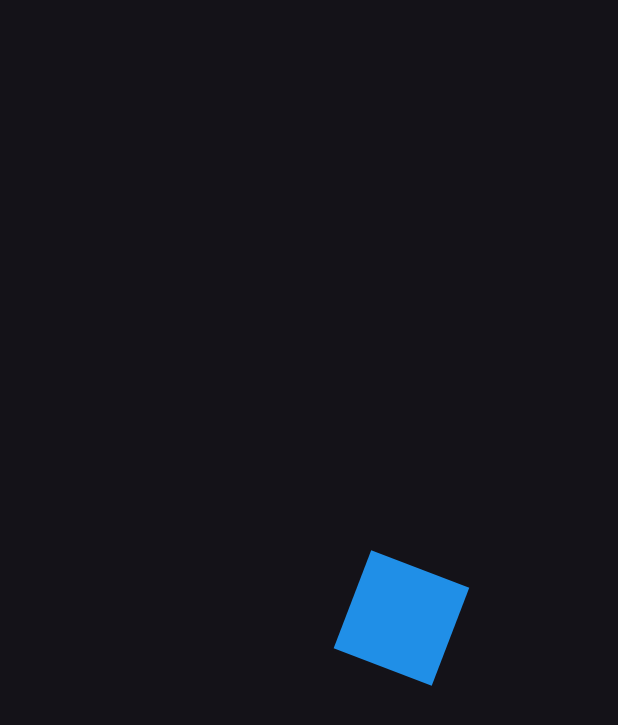
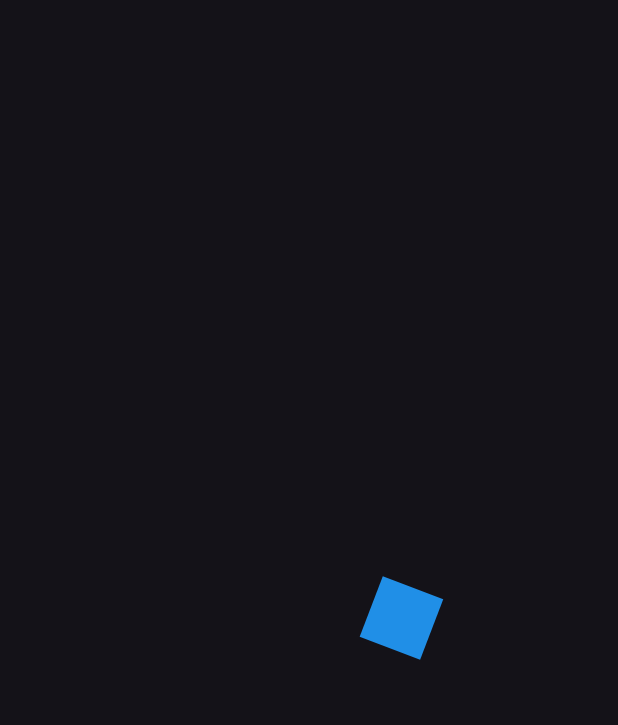
Before and after one commit to max-vigtov/disenos-flutter, a Flutter app: the first screen one second after launch, on a phone screen of 412 x 824 dp. Shown: the top 725 px of the screen. Run offline on Flutter 3.47's test engine with Material 3 defaults, Android fonts, the phone set to English and light mode, and no system bars.

Commit message:
Animation: Rectangle Scale

```diff
--- a/lib/src/pages/animaciones_page.dart
+++ b/lib/src/pages/animaciones_page.dart
@@ -1,5 +1,5 @@
 import 'package:flutter/material.dart';
-import 'dart:math' as Math;
+import 'dart:math' as math;
 
 class AnimacionesPage extends StatelessWidget {
   const AnimacionesPage({super.key});
@@ -17,7 +17,6 @@ class AnimacionesPage extends StatelessWidget {
 class CuadradoAnimado extends StatefulWidget {
   const CuadradoAnimado({super.key});
 
-
   @override
   State<CuadradoAnimado> createState() => _CuadradoAnimadoState();
 }
@@ -28,15 +27,17 @@ class _CuadradoAnimadoState extends State<CuadradoAnimado> with SingleTickerProv
   late Animation<double> rotation;
   late Animation<double> opacity;
   late Animation<double> moveRight;
+  late Animation<double> scale;
 
 
   @override
   void initState() {
+
     controller = AnimationController(
       vsync: this, duration: const Duration(milliseconds: 4000)
     );
 
-    rotation = Tween(begin: 0.0, end: 2 * Math.pi,).animate(
+    rotation = Tween(begin: 0.0, end: 2 * math.pi,).animate(
       CurvedAnimation(parent: controller, curve: Curves.easeOut)
     );
 
@@ -48,9 +49,13 @@ class _CuadradoAnimadoState extends State<CuadradoAnimado> with SingleTickerProv
       CurvedAnimation(parent: controller, curve: Curves.easeOut)
     );
 
+    scale = Tween(begin: 0.0, end: 2.0).animate(
+      CurvedAnimation(parent: controller, curve: Curves.easeOut)
+    );
+
     controller.addListener(() {
      if (controller.status == AnimationStatus.completed ){
-      //controller.reverse();
+      //controller.repeat();
       controller.reset();
      }
     });
@@ -76,7 +81,10 @@ class _CuadradoAnimadoState extends State<CuadradoAnimado> with SingleTickerProv
             angle: rotation.value,
             child: Opacity(
               opacity: opacity.value,
-              child: child,
+              child: Transform.scale(
+                scale: scale.value,
+                child: child
+              ),
             )
           ),
         );
```
